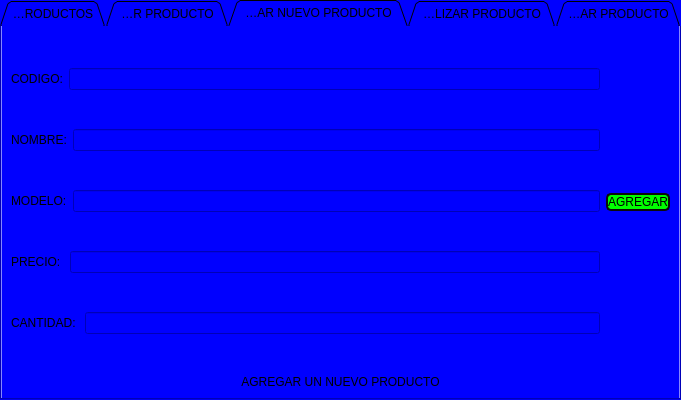
First picture: the form in GUI.ui, repository dhmrS/DIORNA_Inventory_Control, before the edit.
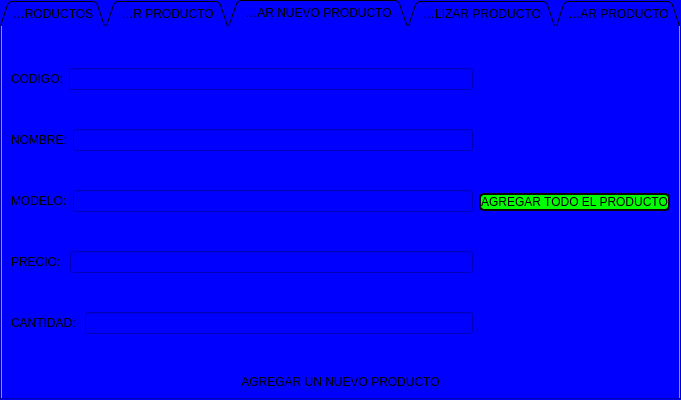
Second picture: the form after the edit. The open tabs and pages were chosen to show the change.

Commit message: dist/principal/

```diff
--- a/GUI.ui
+++ b/GUI.ui
@@ -556,7 +556,7 @@
 border-radius: 5px;  /* Define el radio del borde, cuanto mayor el número, más redondeado */</string>
            </property>
            <property name="text">
-            <string>AGREGAR</string>
+            <string>AGREGAR TODO EL PRODUCTO</string>
            </property>
           </widget>
          </item>
```
Left out of the diff: 2 changed lines with no effect on the pictures. The commit also changes 2 other files.
